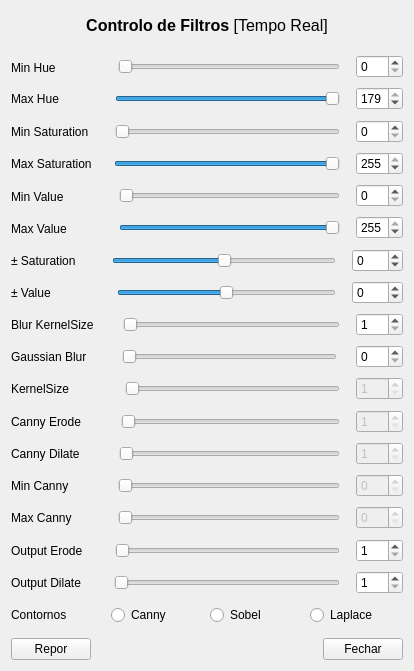
Above: ui/filters.ui from 8JP8/Projeto1_ESAN-UA_2023-2024 before the change. Below: the same form after it.
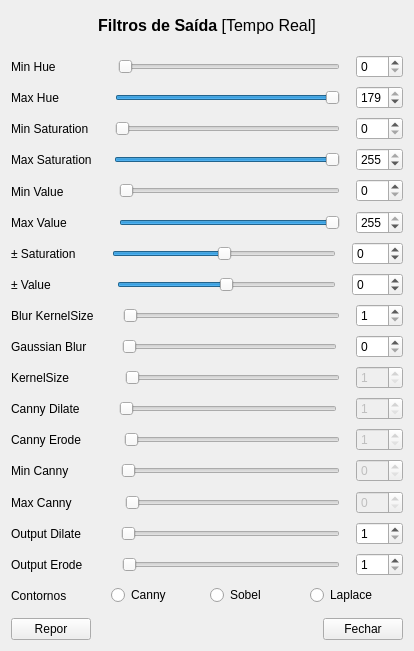
That is the form after the change. Icons and pictures are not drawn.

The edit to the form file:
```diff
--- a/ui/filters.ui
+++ b/ui/filters.ui
@@ -7,7 +7,7 @@
     <x>0</x>
     <y>0</y>
     <width>414</width>
-    <height>671</height>
+    <height>651</height>
    </rect>
   </property>
   <property name="minimumSize">
@@ -64,7 +64,7 @@
       <string notr="true">font: 12pt &quot;MS Shell Dlg 2&quot;;</string>
      </property>
      <property name="text">
-      <string>&lt;html&gt;&lt;head/&gt;&lt;body&gt;&lt;p&gt;&lt;span style=&quot; font-weight:600;&quot;&gt;Controlo de Filtros&lt;/span&gt; [Tempo Real]&lt;/p&gt;&lt;/body&gt;&lt;/html&gt;</string>
+      <string>&lt;html&gt;&lt;head/&gt;&lt;body&gt;&lt;p&gt;&lt;span style=&quot; font-weight:600;&quot;&gt;Filtros de Saída&lt;/span&gt; [Tempo Real]&lt;/p&gt;&lt;/body&gt;&lt;/html&gt;</string>
      </property>
      <property name="textFormat">
       <enum>Qt::AutoText</enum>
@@ -1110,102 +1110,6 @@
      </item>
     </layout>
    </item>
-   <item>
-    <layout class="QHBoxLayout" name="horizontalLayout_12">
-     <item>
-      <widget class="QLabel" name="cannyerode_lb">
-       <property name="sizePolicy">
-        <sizepolicy hsizetype="Preferred" vsizetype="Expanding">
-         <horstretch>0</horstretch>
-         <verstretch>0</verstretch>
-        </sizepolicy>
-       </property>
-       <property name="text">
-        <string>Canny Erode       </string>
-       </property>
-      </widget>
-     </item>
-     <item>
-      <spacer name="horizontalSpacer_21">
-       <property name="orientation">
-        <enum>Qt::Horizontal</enum>
-       </property>
-       <property name="sizeType">
-        <enum>QSizePolicy::Preferred</enum>
-       </property>
-       <property name="sizeHint" stdset="0">
-        <size>
-         <width>10</width>
-         <height>20</height>
-        </size>
-       </property>
-      </spacer>
-     </item>
-     <item>
-      <widget class="QSlider" name="cannyerode_slider">
-       <property name="enabled">
-        <bool>false</bool>
-       </property>
-       <property name="minimum">
-        <number>1</number>
-       </property>
-       <property name="maximum">
-        <number>5</number>
-       </property>
-       <property name="value">
-        <number>1</number>
-       </property>
-       <property name="orientation">
-        <enum>Qt::Horizontal</enum>
-       </property>
-      </widget>
-     </item>
-     <item>
-      <spacer name="horizontalSpacer_22">
-       <property name="orientation">
-        <enum>Qt::Horizontal</enum>
-       </property>
-       <property name="sizeType">
-        <enum>QSizePolicy::Preferred</enum>
-       </property>
-       <property name="sizeHint" stdset="0">
-        <size>
-         <width>10</width>
-         <height>20</height>
-        </size>
-       </property>
-      </spacer>
-     </item>
-     <item>
-      <widget class="QSpinBox" name="cannyerode_spinbox">
-       <property name="enabled">
-        <bool>false</bool>
-       </property>
-       <property name="sizePolicy">
-        <sizepolicy hsizetype="Preferred" vsizetype="Fixed">
-         <horstretch>0</horstretch>
-         <verstretch>0</verstretch>
-        </sizepolicy>
-       </property>
-       <property name="minimumSize">
-        <size>
-         <width>47</width>
-         <height>0</height>
-        </size>
-       </property>
-       <property name="inputMethodHints">
-        <set>Qt::ImhDigitsOnly</set>
-       </property>
-       <property name="minimum">
-        <number>1</number>
-       </property>
-       <property name="maximum">
-        <number>5</number>
-       </property>
-      </widget>
-     </item>
-    </layout>
-   </item>
    <item>
     <layout class="QHBoxLayout" name="horizontalLayout_15">
      <item>
@@ -1217,7 +1121,7 @@
         </sizepolicy>
        </property>
        <property name="text">
-        <string>Canny Dilate       </string>
+        <string>Canny Dilate      </string>
        </property>
       </widget>
      </item>
@@ -1231,7 +1135,7 @@
        </property>
        <property name="sizeHint" stdset="0">
         <size>
-         <width>10</width>
+         <width>13</width>
          <height>20</height>
         </size>
        </property>
@@ -1266,7 +1170,7 @@
        </property>
        <property name="sizeHint" stdset="0">
         <size>
-         <width>10</width>
+         <width>13</width>
          <height>20</height>
         </size>
        </property>
@@ -1302,6 +1206,102 @@
      </item>
     </layout>
    </item>
+   <item>
+    <layout class="QHBoxLayout" name="horizontalLayout_12">
+     <item>
+      <widget class="QLabel" name="cannyerode_lb">
+       <property name="sizePolicy">
+        <sizepolicy hsizetype="Preferred" vsizetype="Expanding">
+         <horstretch>0</horstretch>
+         <verstretch>0</verstretch>
+        </sizepolicy>
+       </property>
+       <property name="text">
+        <string>Canny Erode        </string>
+       </property>
+      </widget>
+     </item>
+     <item>
+      <spacer name="horizontalSpacer_21">
+       <property name="orientation">
+        <enum>Qt::Horizontal</enum>
+       </property>
+       <property name="sizeType">
+        <enum>QSizePolicy::Preferred</enum>
+       </property>
+       <property name="sizeHint" stdset="0">
+        <size>
+         <width>10</width>
+         <height>20</height>
+        </size>
+       </property>
+      </spacer>
+     </item>
+     <item>
+      <widget class="QSlider" name="cannyerode_slider">
+       <property name="enabled">
+        <bool>false</bool>
+       </property>
+       <property name="minimum">
+        <number>1</number>
+       </property>
+       <property name="maximum">
+        <number>5</number>
+       </property>
+       <property name="value">
+        <number>1</number>
+       </property>
+       <property name="orientation">
+        <enum>Qt::Horizontal</enum>
+       </property>
+      </widget>
+     </item>
+     <item>
+      <spacer name="horizontalSpacer_22">
+       <property name="orientation">
+        <enum>Qt::Horizontal</enum>
+       </property>
+       <property name="sizeType">
+        <enum>QSizePolicy::Preferred</enum>
+       </property>
+       <property name="sizeHint" stdset="0">
+        <size>
+         <width>10</width>
+         <height>20</height>
+        </size>
+       </property>
+      </spacer>
+     </item>
+     <item>
+      <widget class="QSpinBox" name="cannyerode_spinbox">
+       <property name="enabled">
+        <bool>false</bool>
+       </property>
+       <property name="sizePolicy">
+        <sizepolicy hsizetype="Preferred" vsizetype="Fixed">
+         <horstretch>0</horstretch>
+         <verstretch>0</verstretch>
+        </sizepolicy>
+       </property>
+       <property name="minimumSize">
+        <size>
+         <width>47</width>
+         <height>0</height>
+        </size>
+       </property>
+       <property name="inputMethodHints">
+        <set>Qt::ImhDigitsOnly</set>
+       </property>
+       <property name="minimum">
+        <number>1</number>
+       </property>
+       <property name="maximum">
+        <number>5</number>
+       </property>
+      </widget>
+     </item>
+    </layout>
+   </item>
    <item>
     <layout class="QHBoxLayout" name="horizontalLayout_14">
      <item>
@@ -1313,7 +1313,7 @@
         </sizepolicy>
        </property>
        <property name="text">
-        <string>Min Canny          </string>
+        <string>Min Canny           </string>
        </property>
       </widget>
      </item>
@@ -1409,7 +1409,7 @@
         </sizepolicy>
        </property>
        <property name="text">
-        <string>Max Canny         </string>
+        <string>Max Canny           </string>
        </property>
       </widget>
      </item>
@@ -1494,102 +1494,6 @@
      </item>
     </layout>
    </item>
-   <item>
-    <layout class="QHBoxLayout" name="horizontalLayout_21">
-     <item>
-      <widget class="QLabel" name="output_erode_lb_2">
-       <property name="sizePolicy">
-        <sizepolicy hsizetype="Preferred" vsizetype="Expanding">
-         <horstretch>0</horstretch>
-         <verstretch>0</verstretch>
-        </sizepolicy>
-       </property>
-       <property name="text">
-        <string>Output Erode     </string>
-       </property>
-      </widget>
-     </item>
-     <item>
-      <spacer name="horizontalSpacer_41">
-       <property name="orientation">
-        <enum>Qt::Horizontal</enum>
-       </property>
-       <property name="sizeType">
-        <enum>QSizePolicy::Preferred</enum>
-       </property>
-       <property name="sizeHint" stdset="0">
-        <size>
-         <width>10</width>
-         <height>20</height>
-        </size>
-       </property>
-      </spacer>
-     </item>
-     <item>
-      <widget class="QSlider" name="output_erode_slider">
-       <property name="enabled">
-        <bool>true</bool>
-       </property>
-       <property name="minimum">
-        <number>1</number>
-       </property>
-       <property name="maximum">
-        <number>5</number>
-       </property>
-       <property name="value">
-        <number>1</number>
-       </property>
-       <property name="orientation">
-        <enum>Qt::Horizontal</enum>
-       </property>
-      </widget>
-     </item>
-     <item>
-      <spacer name="horizontalSpacer_42">
-       <property name="orientation">
-        <enum>Qt::Horizontal</enum>
-       </property>
-       <property name="sizeType">
-        <enum>QSizePolicy::Preferred</enum>
-       </property>
-       <property name="sizeHint" stdset="0">
-        <size>
-         <width>10</width>
-         <height>20</height>
-        </size>
-       </property>
-      </spacer>
-     </item>
-     <item>
-      <widget class="QSpinBox" name="output_erode_spinbox">
-       <property name="enabled">
-        <bool>true</bool>
-       </property>
-       <property name="sizePolicy">
-        <sizepolicy hsizetype="Preferred" vsizetype="Fixed">
-         <horstretch>0</horstretch>
-         <verstretch>0</verstretch>
-        </sizepolicy>
-       </property>
-       <property name="minimumSize">
-        <size>
-         <width>47</width>
-         <height>0</height>
-        </size>
-       </property>
-       <property name="inputMethodHints">
-        <set>Qt::ImhDigitsOnly</set>
-       </property>
-       <property name="minimum">
-        <number>1</number>
-       </property>
-       <property name="maximum">
-        <number>5</number>
-       </property>
-      </widget>
-     </item>
-    </layout>
-   </item>
    <item>
     <layout class="QHBoxLayout" name="horizontalLayout_20">
      <item>
@@ -1601,7 +1505,7 @@
         </sizepolicy>
        </property>
        <property name="text">
-        <string>Output Dilate     </string>
+        <string>Output Dilate       </string>
        </property>
       </widget>
      </item>
@@ -1686,6 +1590,102 @@
      </item>
     </layout>
    </item>
+   <item>
+    <layout class="QHBoxLayout" name="horizontalLayout_21">
+     <item>
+      <widget class="QLabel" name="output_erode_lb_2">
+       <property name="sizePolicy">
+        <sizepolicy hsizetype="Preferred" vsizetype="Expanding">
+         <horstretch>0</horstretch>
+         <verstretch>0</verstretch>
+        </sizepolicy>
+       </property>
+       <property name="text">
+        <string>Output Erode       </string>
+       </property>
+      </widget>
+     </item>
+     <item>
+      <spacer name="horizontalSpacer_41">
+       <property name="orientation">
+        <enum>Qt::Horizontal</enum>
+       </property>
+       <property name="sizeType">
+        <enum>QSizePolicy::Preferred</enum>
+       </property>
+       <property name="sizeHint" stdset="0">
+        <size>
+         <width>10</width>
+         <height>20</height>
+        </size>
+       </property>
+      </spacer>
+     </item>
+     <item>
+      <widget class="QSlider" name="output_erode_slider">
+       <property name="enabled">
+        <bool>true</bool>
+       </property>
+       <property name="minimum">
+        <number>1</number>
+       </property>
+       <property name="maximum">
+        <number>5</number>
+       </property>
+       <property name="value">
+        <number>1</number>
+       </property>
+       <property name="orientation">
+        <enum>Qt::Horizontal</enum>
+       </property>
+      </widget>
+     </item>
+     <item>
+      <spacer name="horizontalSpacer_42">
+       <property name="orientation">
+        <enum>Qt::Horizontal</enum>
+       </property>
+       <property name="sizeType">
+        <enum>QSizePolicy::Preferred</enum>
+       </property>
+       <property name="sizeHint" stdset="0">
+        <size>
+         <width>10</width>
+         <height>20</height>
+        </size>
+       </property>
+      </spacer>
+     </item>
+     <item>
+      <widget class="QSpinBox" name="output_erode_spinbox">
+       <property name="enabled">
+        <bool>true</bool>
+       </property>
+       <property name="sizePolicy">
+        <sizepolicy hsizetype="Preferred" vsizetype="Fixed">
+         <horstretch>0</horstretch>
+         <verstretch>0</verstretch>
+        </sizepolicy>
+       </property>
+       <property name="minimumSize">
+        <size>
+         <width>47</width>
+         <height>0</height>
+        </size>
+       </property>
+       <property name="inputMethodHints">
+        <set>Qt::ImhDigitsOnly</set>
+       </property>
+       <property name="minimum">
+        <number>1</number>
+       </property>
+       <property name="maximum">
+        <number>5</number>
+       </property>
+      </widget>
+     </item>
+    </layout>
+   </item>
    <item>
     <layout class="QHBoxLayout" name="horizontalLayout_16">
      <item>
```
